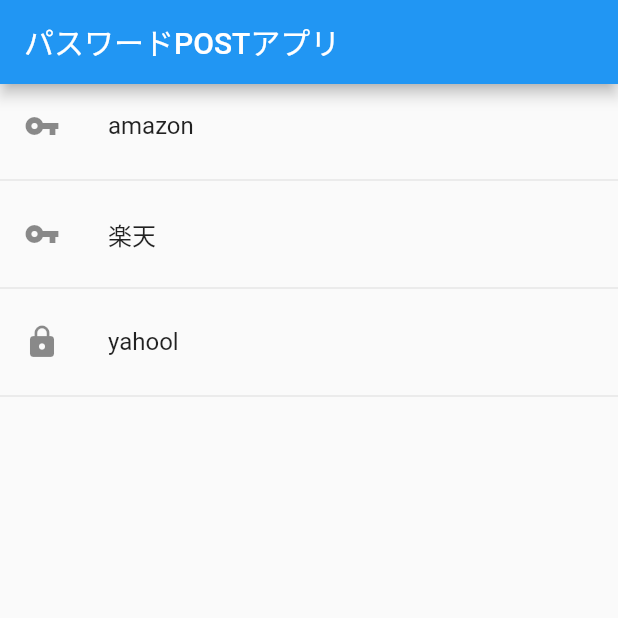
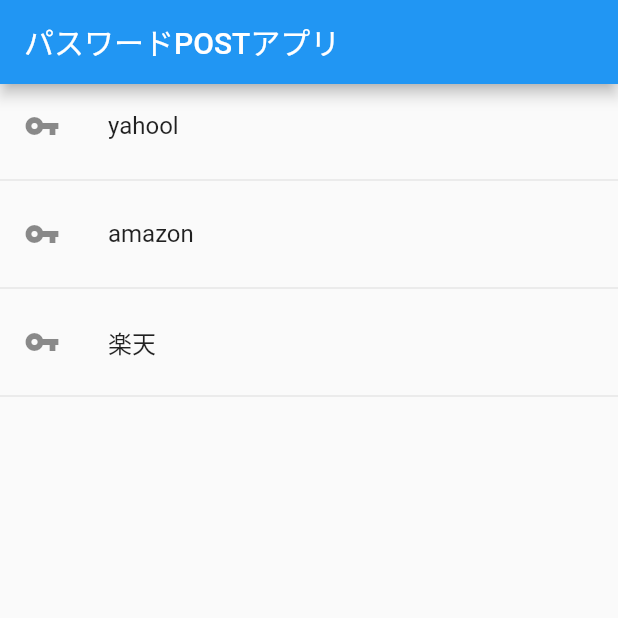
Before and after one commit to akira393/flutter-sample-app, a Flutter app: the screen it shows after launch, on a phone screen of 412 x 824 dp, the top half of it. Run offline on Flutter 3.47's test engine with Material 2 defaults, Android fonts, the phone set to English and light mode, and no system bars.

Commit message:
feat: 🎸 リスト表示を動的に変更

```diff
--- a/lib/main.dart
+++ b/lib/main.dart
@@ -28,6 +28,7 @@ class MyHomePage extends StatefulWidget {
 
 class _MyHomePageState extends State<MyHomePage> {
   int _counter = 500;
+  List<String> titleList=["yahool","amazon","楽天"];
 
   void _incrementCounter() {
     setState(() {
@@ -42,25 +43,19 @@ class _MyHomePageState extends State<MyHomePage> {
       appBar: AppBar(
         title: Text(widget.title),
       ),
-      body: ListView(
+      body:ListView.builder(
+        itemCount: titleList.length,
+        itemBuilder: (BuildContext context, int i){
+          return Column(
             children: [
               ListTile(
                 leading: Icon(Icons.vpn_key),
-            title: Text("amazon"),
-          ),
-          Divider(),
-          ListTile(
-            leading: Icon(Icons.vpn_key),
-            title: Text("楽天"),
-          ),
-          Divider(),
-          ListTile(
-            leading: Icon(Icons.lock ),
-            title: Text("yahool"),
+                title: Text(titleList[i]),
               ),
               Divider()
             ],
-      ),
+          );
+        }),
       floatingActionButton: FloatingActionButton(
         onPressed: _incrementCounter,
         tooltip: 'Increment',
@@ -70,7 +65,6 @@ class _MyHomePageState extends State<MyHomePage> {
   }
 }
 
-//todo リスト表示を動的に
 //todo フロートアクションボタンをタップ時に、リストを一つ追加表示
 //todo 新しい画面を作成し、リストをタップした時に遷移
 //todo 新しい画面のレイアウト作成
```
Lines whose indentation alone changed are shown as unchanged.
